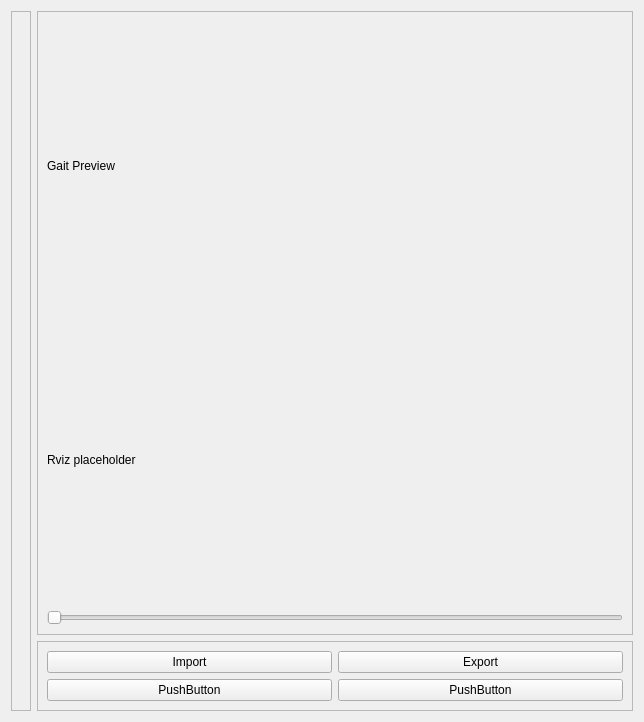
project-march/ProjectMarch, file march_rqt_gait_generator/resource/gait_generator.ui: the form before one commit.
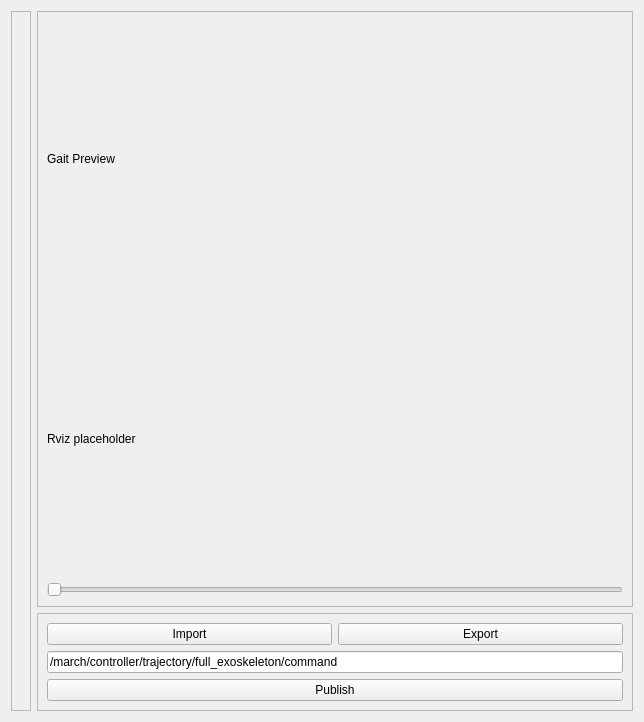
The form after the commit.

Commit message: Publish created trajectory to default command topic

The edit to the form file:
```diff
--- a/march_rqt_gait_generator/resource/gait_generator.ui
+++ b/march_rqt_gait_generator/resource/gait_generator.ui
@@ -75,13 +75,6 @@
         </property>
        </widget>
       </item>
-      <item row="1" column="0">
-       <widget class="QPushButton" name="PushButton_1">
-        <property name="text">
-         <string>PushButton</string>
-        </property>
-       </widget>
-      </item>
       <item row="0" column="1">
        <widget class="QPushButton" name="ExportButton">
         <property name="text">
@@ -89,10 +82,17 @@
         </property>
        </widget>
       </item>
-      <item row="1" column="1">
-       <widget class="QPushButton" name="pushButton_4">
+      <item row="1" column="0" colspan="2">
+       <widget class="QLineEdit" name="TopicName">
         <property name="text">
-         <string>PushButton</string>
+         <string>/march/controller/trajectory/full_exoskeleton/command</string>
+        </property>
+       </widget>
+      </item>
+      <item row="2" column="0" colspan="2">
+       <widget class="QPushButton" name="PublishButton">
+        <property name="text">
+         <string>Publish</string>
         </property>
        </widget>
       </item>
```
The commit also changes 2 other files.
